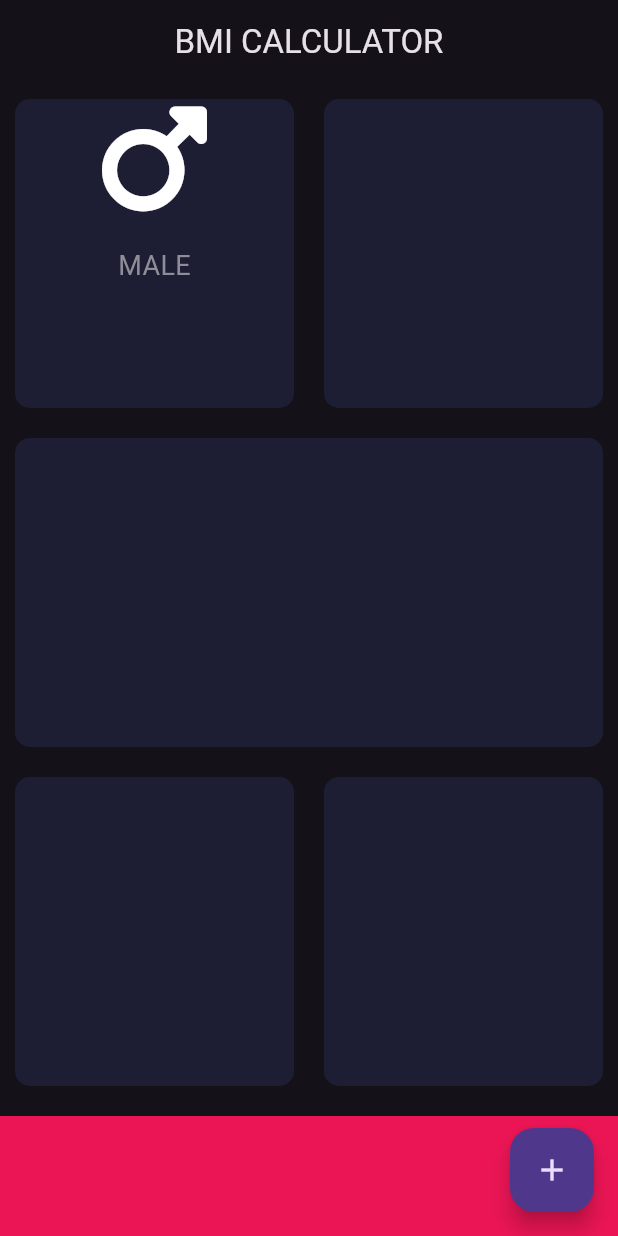
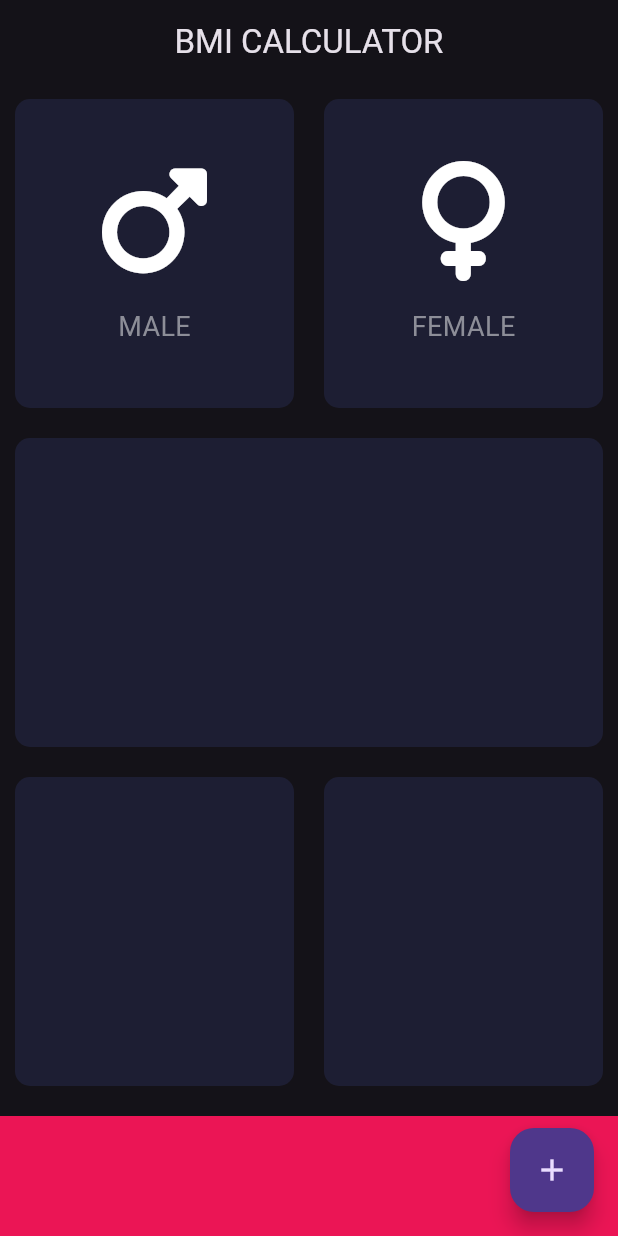
Before and after one commit to dawit2123/Flutter-Projects, a Flutter app: the screen it shows after launch, on a phone screen of 412 x 824 dp. Run offline on Flutter 3.47's test engine with Material 3 defaults, Android fonts, the phone set to English and light mode, and no system bars; our stand-ins replace audioplayers, font_awesome_flutter, rflutter_alert; missing offline and left inert: dart:html.

Commit message:
gender info refactored

```diff
--- a/bmi_calculator/lib/input_page.dart
+++ b/bmi_calculator/lib/input_page.dart
@@ -28,25 +28,12 @@ class _InputPageState extends State<InputPage> {
               Expanded(
                 child: BasicContainer(
                   activeCardColor,
-                  Column(
-                    children: <Widget>[
-                      Icon(
-                        FontAwesomeIcons.mars,
-                        size: 80.0,
-                      ),
-                      SizedBox(
-                        height: 18.0,
-                      ),
-                      Text(
-                        'MALE',
-                        style:
-                            TextStyle(color: Color(0xff8d8e98), fontSize: 18.0),
-                      )
-                    ],
-                  ),
+                  GenderConfigurations(FontAwesomeIcons.mars, 'MALE'),
                 ),
               ),
-              Expanded(child: BasicContainer(activeCardColor, Column())),
+              Expanded(
+                  child: BasicContainer(activeCardColor,
+                      GenderConfigurations(FontAwesomeIcons.venus, 'FEMALE'))),
             ],
           )),
           Expanded(
@@ -95,3 +82,28 @@ class BasicContainer extends StatelessWidget {
     );
   }
 }
+
+class GenderConfigurations extends StatelessWidget {
+  String gender;
+  IconData icon;
+  GenderConfigurations(this.icon, this.gender);
+  @override
+  Widget build(BuildContext context) {
+    return Column(
+      mainAxisAlignment: MainAxisAlignment.center,
+      children: <Widget>[
+        Icon(
+          icon,
+          size: 80.0,
+        ),
+        SizedBox(
+          height: 18.0,
+        ),
+        Text(
+          gender,
+          style: TextStyle(color: Color(0xff8d8e98), fontSize: 18.0),
+        )
+      ],
+    );
+  }
+}
```
